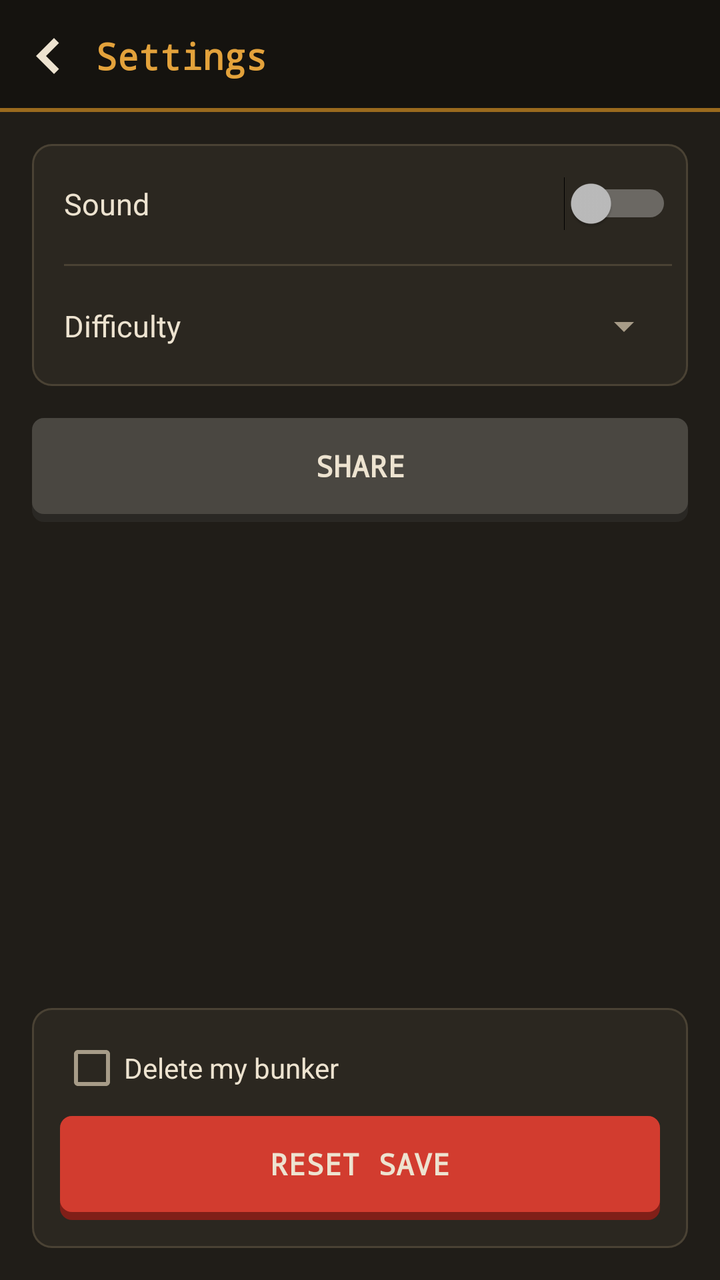
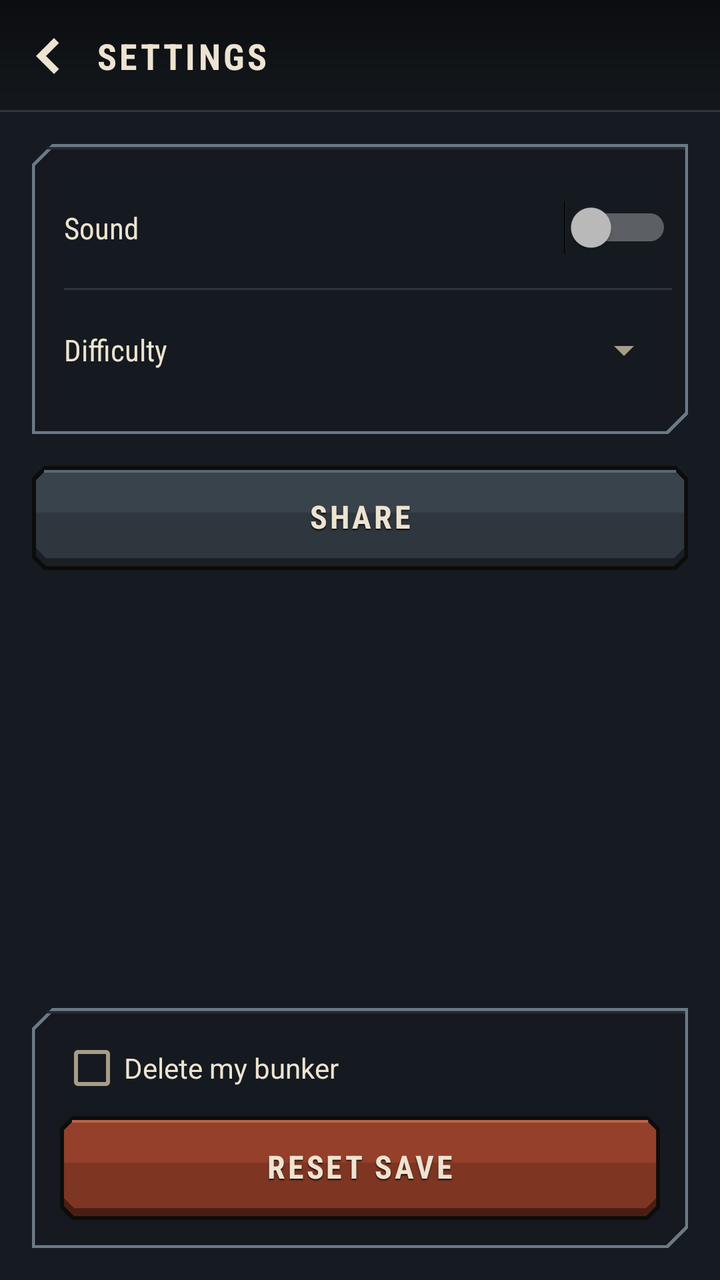

Compare the two renders of this Android layout. The source of the first and the diff that turns it into the second are given below.
<!-- AndroidManifest.xml: application theme Theme.Deepcell -->
<!-- res/layout/activity_settings.xml -->
<?xml version="1.0" encoding="utf-8"?>
<LinearLayout xmlns:android="http://schemas.android.com/apk/res/android"
    android:layout_width="match_parent"
    android:layout_height="match_parent"
    android:fitsSystemWindows="true"
    android:orientation="vertical">

    <RelativeLayout
        android:layout_width="match_parent"
        android:layout_height="56dp"
        android:background="@drawable/bg_hud">

        <ImageButton
            android:id="@+id/settingsBack"
            android:layout_width="48dp"
            android:layout_height="48dp"
            android:layout_alignParentStart="true"
            android:layout_centerVertical="true"
            android:background="@android:color/transparent"
            android:contentDescription="@string/back"
            android:padding="12dp"
            android:scaleType="fitCenter"
            android:src="@drawable/ic_back" />

        <TextView
            style="@style/BunkerHeading"
            android:layout_width="wrap_content"
            android:layout_height="wrap_content"
            android:layout_centerVertical="true"
            android:layout_toEndOf="@id/settingsBack"
            android:text="@string/settings" />
    </RelativeLayout>

    <TableLayout
        android:layout_width="match_parent"
        android:layout_height="wrap_content"
        android:layout_margin="16dp"
        android:background="@drawable/bg_panel"
        android:paddingStart="16dp"
        android:paddingEnd="8dp"
        android:stretchColumns="0">

        <TableRow
            android:gravity="center_vertical"
            android:minHeight="60dp">

            <TextView
                style="@style/BunkerText"
                android:layout_width="wrap_content"
                android:layout_height="wrap_content"
                android:text="@string/sound" />

            <Switch
                android:id="@+id/soundSwitch"
                android:layout_width="wrap_content"
                android:layout_height="wrap_content"
                android:layout_gravity="end|center_vertical" />
        </TableRow>

        <View
            android:layout_height="1dp"
            android:background="@color/panel_line" />

        <TableRow
            android:gravity="center_vertical"
            android:minHeight="60dp">

            <TextView
                style="@style/BunkerText"
                android:layout_width="wrap_content"
                android:layout_height="wrap_content"
                android:text="@string/difficulty" />

            <Spinner
                android:id="@+id/difficultySpinner"
                android:layout_width="wrap_content"
                android:layout_height="wrap_content"
                android:layout_gravity="end|center_vertical" />
        </TableRow>
    </TableLayout>

    <Button
        android:id="@+id/shareButton"
        style="@style/BunkerButton.Dark"
        android:layout_width="match_parent"
        android:layout_height="wrap_content"
        android:layout_marginStart="16dp"
        android:layout_marginEnd="16dp"
        android:text="@string/share" />

    <View
        android:layout_width="match_parent"
        android:layout_height="0dp"
        android:layout_weight="1" />

    <LinearLayout
        android:layout_width="match_parent"
        android:layout_height="wrap_content"
        android:layout_margin="16dp"
        android:background="@drawable/bg_panel"
        android:orientation="vertical"
        android:padding="14dp">

        <CheckBox
            android:id="@+id/resetConfirm"
            android:layout_width="wrap_content"
            android:layout_height="wrap_content"
            android:text="@string/reset_confirm"
            android:textColor="@color/text_main" />

        <Button
            android:id="@+id/resetButton"
            style="@style/BunkerButton.Danger"
            android:layout_width="match_parent"
            android:layout_height="wrap_content"
            android:layout_marginTop="8dp"
            android:text="@string/reset_save" />
    </LinearLayout>
</LinearLayout>
<!-- resources referenced by this layout -->
<resources>
  <color name="panel_line">#FF4A4234</color>
  <!-- drawable bg_hud (drawable) -->
  <?xml version="1.0" encoding="utf-8"?>
  <layer-list xmlns:android="http://schemas.android.com/apk/res/android">
      <item><shape><solid android:color="@color/amber_dark" /></shape></item>
      <item android:bottom="2dp"><shape><solid android:color="@color/soot" /></shape></item>
  </layer-list>
  <!-- drawable bg_panel (drawable) -->
  <?xml version="1.0" encoding="utf-8"?>
  <layer-list xmlns:android="http://schemas.android.com/apk/res/android">
      <item><shape><solid android:color="@color/panel_line" /><corners android:radius="10dp" /></shape></item>
      <item android:left="1dp" android:top="1dp" android:right="1dp" android:bottom="1dp">
          <shape><solid android:color="@color/panel" /><corners android:radius="9dp" /></shape>
      </item>
  </layer-list>
  <style name="BunkerButton.Dark">
          <item name="android:background">@drawable/bg_button_dark</item>
          <item name="android:textColor">@color/text_main</item>
      </style>
  <style name="BunkerHeading">
          <item name="android:textColor">@color/amber</item>
          <item name="android:textSize">18sp</item>
          <item name="android:textStyle">bold</item>
          <item name="android:fontFamily">monospace</item>
      </style>
  <style name="BunkerText">
          <item name="android:textColor">@color/text_main</item>
          <item name="android:textSize">15sp</item>
      </style>
  <style name="Theme.Deepcell" parent="Theme.AppCompat.NoActionBar">
          <item name="colorPrimary">@color/rust</item>
          <item name="colorPrimaryDark">@color/soot</item>
          <item name="colorAccent">@color/amber</item>
          <item name="colorControlNormal">@color/text_dim</item>
          <item name="android:windowBackground">@color/bunker_wall</item>
          <item name="android:textColorPrimary">@color/text_main</item>
          <item name="android:textColorSecondary">@color/text_dim</item>
          <item name="android:statusBarColor">@color/soot</item>
          <item name="buttonStyle">@style/BunkerButton</item>
      </style>
  <color name="amber_dark">#FF9A6A1E</color>
  <color name="panel">#FF2B2720</color>
  <!-- drawable bg_button_danger (drawable) -->
  <?xml version="1.0" encoding="utf-8"?>
  <selector xmlns:android="http://schemas.android.com/apk/res/android">
      <item android:state_enabled="false">
          <layer-list>
              <item android:top="0dp"><shape><solid android:color="#FF26241F" /><corners android:radius="6dp" /></shape></item>
              <item android:top="0dp" android:bottom="4dp"><shape><solid android:color="#FF34322E" /><corners android:radius="6dp" /></shape></item>
          </layer-list>
      </item>
      <item android:state_pressed="true">
          <layer-list>
              <item android:top="1dp"><shape><solid android:color="#FF601A14" /><corners android:radius="6dp" /></shape></item>
              <item android:top="1dp" android:bottom="1dp"><shape><solid android:color="#FF9A2A20" /><corners android:radius="6dp" /></shape></item>
          </layer-list>
      </item>
      <item>
          <layer-list>
              <item android:top="0dp"><shape><solid android:color="#FF801F18" /><corners android:radius="6dp" /></shape></item>
              <item android:top="0dp" android:bottom="4dp"><shape><solid android:color="@color/alarm_red" /><corners android:radius="6dp" /></shape></item>
          </layer-list>
      </item>
  </selector>
  <!-- drawable bg_button_dark (drawable) -->
  <?xml version="1.0" encoding="utf-8"?>
  <selector xmlns:android="http://schemas.android.com/apk/res/android">
      <item android:state_enabled="false">
          <layer-list>
              <item android:top="0dp"><shape><solid android:color="#FF26241F" /><corners android:radius="6dp" /></shape></item>
              <item android:top="0dp" android:bottom="4dp"><shape><solid android:color="#FF34322E" /><corners android:radius="6dp" /></shape></item>
          </layer-list>
      </item>
      <item android:state_pressed="true">
          <layer-list>
              <item android:top="1dp"><shape><solid android:color="#FF2A2824" /><corners android:radius="6dp" /></shape></item>
              <item android:top="1dp" android:bottom="1dp"><shape><solid android:color="@color/steel_dark" /><corners android:radius="6dp" /></shape></item>
          </layer-list>
      </item>
      <item>
          <layer-list>
              <item android:top="0dp"><shape><solid android:color="#FF2A2824" /><corners android:radius="6dp" /></shape></item>
              <item android:top="0dp" android:bottom="4dp"><shape><solid android:color="#FF4A4741" /><corners android:radius="6dp" /></shape></item>
          </layer-list>
      </item>
  </selector>
  <color name="bunker_wall">#FF201D18</color>
  <style name="BunkerButton" parent="Widget.AppCompat.Button">
          <item name="android:background">@drawable/bg_button</item>
          <item name="android:textColor">@color/text_on_amber</item>
          <item name="android:textStyle">bold</item>
          <item name="android:fontFamily">monospace</item>
          <item name="android:textSize">15sp</item>
          <item name="android:minHeight">52dp</item>
          <item name="android:paddingBottom">4dp</item>
          <item name="android:stateListAnimator">@null</item>
      </style>
  <color name="alarm_red">#FFD23C2F</color>
  <color name="steel_dark">#FF5A5852</color>
  <!-- drawable bg_button (drawable) -->
  <?xml version="1.0" encoding="utf-8"?>
  <selector xmlns:android="http://schemas.android.com/apk/res/android">
      <item android:state_enabled="false">
          <layer-list>
              <item android:top="0dp"><shape><solid android:color="#FF3E3C38" /><corners android:radius="6dp" /></shape></item>
              <item android:top="0dp" android:bottom="4dp"><shape><solid android:color="@color/steel_dark" /><corners android:radius="6dp" /></shape></item>
          </layer-list>
      </item>
      <item android:state_pressed="true">
          <layer-list>
              <item android:top="1dp"><shape><solid android:color="#FF6E4A14" /><corners android:radius="6dp" /></shape></item>
              <item android:top="1dp" android:bottom="1dp"><shape><solid android:color="@color/amber_dark" /><corners android:radius="6dp" /></shape></item>
          </layer-list>
      </item>
      <item>
          <layer-list>
              <item android:top="0dp"><shape><solid android:color="@color/amber_dark" /><corners android:radius="6dp" /></shape></item>
              <item android:top="0dp" android:bottom="4dp"><shape><solid android:color="@color/amber" /><corners android:radius="6dp" /></shape></item>
          </layer-list>
      </item>
  </selector>
  <color name="text_on_amber">#FF1E1A12</color>
  <!-- unchanged entries left out for length: 14 -->
</resources>

<!-- the commit's change to res/layout/activity_settings.xml (unified diff, before → after) -->
@@ -35,7 +35,7 @@
         android:layout_width="match_parent"
         android:layout_height="wrap_content"
         android:layout_margin="16dp"
-        android:background="@drawable/bg_panel"
+        android:background="@drawable/np_panel"
         android:paddingStart="16dp"
         android:paddingEnd="8dp"
         android:stretchColumns="0">
@@ -59,7 +59,7 @@
 
         <View
             android:layout_height="1dp"
-            android:background="@color/panel_line" />
+            android:background="#338FA3B0" />
 
         <TableRow
             android:gravity="center_vertical"
@@ -97,7 +97,7 @@
         android:layout_width="match_parent"
         android:layout_height="wrap_content"
         android:layout_margin="16dp"
-        android:background="@drawable/bg_panel"
+        android:background="@drawable/np_panel"
         android:orientation="vertical"
         android:padding="14dp">
 
<!-- resource entries referenced after the edit -->
@@ -1,127 +1,84 @@
 <!-- resources referenced by this layout -->
 <resources>
-  <color name="panel_line">#FF4A4234</color>
   <!-- drawable bg_hud (drawable) -->
   <?xml version="1.0" encoding="utf-8"?>
   <layer-list xmlns:android="http://schemas.android.com/apk/res/android">
-      <item><shape><solid android:color="@color/amber_dark" /></shape></item>
-      <item android:bottom="2dp"><shape><solid android:color="@color/soot" /></shape></item>
-  </layer-list>
-  <!-- drawable bg_panel (drawable) -->
-  <?xml version="1.0" encoding="utf-8"?>
-  <layer-list xmlns:android="http://schemas.android.com/apk/res/android">
-      <item><shape><solid android:color="@color/panel_line" /><corners android:radius="10dp" /></shape></item>
-      <item android:left="1dp" android:top="1dp" android:right="1dp" android:bottom="1dp">
-          <shape><solid android:color="@color/panel" /><corners android:radius="9dp" /></shape>
+      <item><shape><solid android:color="#338FA3B0" /></shape></item>
+      <item android:bottom="1dp">
+          <shape><gradient android:angle="270" android:startColor="#FF0B0D10" android:endColor="#FF14181C" /></shape>
       </item>
   </layer-list>
+  <!-- drawable np_panel: png bitmap (drawable-xxhdpi, 1741 bytes) -->
   <style name="BunkerButton.Dark">
           <item name="android:background">@drawable/bg_button_dark</item>
-          <item name="android:textColor">@color/text_main</item>
       </style>
   <style name="BunkerHeading">
-          <item name="android:textColor">@color/amber</item>
+          <item name="android:textColor">@color/text_main</item>
+          <item name="android:textAllCaps">true</item>
+          <item name="android:letterSpacing">0.08</item>
           <item name="android:textSize">18sp</item>
           <item name="android:textStyle">bold</item>
-          <item name="android:fontFamily">monospace</item>
+          <item name="android:fontFamily">sans-serif-condensed</item>
       </style>
   <style name="BunkerText">
           <item name="android:textColor">@color/text_main</item>
           <item name="android:textSize">15sp</item>
+          <item name="android:fontFamily">sans-serif-condensed</item>
       </style>
   <style name="Theme.Deepcell" parent="Theme.AppCompat.NoActionBar">
           <item name="colorPrimary">@color/rust</item>
           <item name="colorPrimaryDark">@color/soot</item>
           <item name="colorAccent">@color/amber</item>
           <item name="colorControlNormal">@color/text_dim</item>
-          <item name="android:windowBackground">@color/bunker_wall</item>
+          <item name="android:windowBackground">@color/slate</item>
           <item name="android:textColorPrimary">@color/text_main</item>
           <item name="android:textColorSecondary">@color/text_dim</item>
-          <item name="android:statusBarColor">@color/soot</item>
+          <item name="android:statusBarColor">#FF0B0D10</item>
           <item name="buttonStyle">@style/BunkerButton</item>
       </style>
-  <color name="amber_dark">#FF9A6A1E</color>
-  <color name="panel">#FF2B2720</color>
   <!-- drawable bg_button_danger (drawable) -->
   <?xml version="1.0" encoding="utf-8"?>
   <selector xmlns:android="http://schemas.android.com/apk/res/android">
-      <item android:state_enabled="false">
-          <layer-list>
-              <item android:top="0dp"><shape><solid android:color="#FF26241F" /><corners android:radius="6dp" /></shape></item>
-              <item android:top="0dp" android:bottom="4dp"><shape><solid android:color="#FF34322E" /><corners android:radius="6dp" /></shape></item>
-          </layer-list>
-      </item>
-      <item android:state_pressed="true">
-          <layer-list>
-              <item android:top="1dp"><shape><solid android:color="#FF601A14" /><corners android:radius="6dp" /></shape></item>
-              <item android:top="1dp" android:bottom="1dp"><shape><solid android:color="#FF9A2A20" /><corners android:radius="6dp" /></shape></item>
-          </layer-list>
-      </item>
-      <item>
-          <layer-list>
-              <item android:top="0dp"><shape><solid android:color="#FF801F18" /><corners android:radius="6dp" /></shape></item>
-              <item android:top="0dp" android:bottom="4dp"><shape><solid android:color="@color/alarm_red" /><corners android:radius="6dp" /></shape></item>
-          </layer-list>
-      </item>
+      <item android:state_enabled="false" android:drawable="@drawable/np_chip_off" />
+      <item android:state_pressed="true" android:drawable="@drawable/np_chip_danger_pressed" />
+      <item android:drawable="@drawable/np_chip_danger" />
   </selector>
   <!-- drawable bg_button_dark (drawable) -->
   <?xml version="1.0" encoding="utf-8"?>
   <selector xmlns:android="http://schemas.android.com/apk/res/android">
-      <item android:state_enabled="false">
-          <layer-list>
-              <item android:top="0dp"><shape><solid android:color="#FF26241F" /><corners android:radius="6dp" /></shape></item>
-              <item android:top="0dp" android:bottom="4dp"><shape><solid android:color="#FF34322E" /><corners android:radius="6dp" /></shape></item>
-          </layer-list>
-      </item>
-      <item android:state_pressed="true">
-          <layer-list>
-              <item android:top="1dp"><shape><solid android:color="#FF2A2824" /><corners android:radius="6dp" /></shape></item>
-              <item android:top="1dp" android:bottom="1dp"><shape><solid android:color="@color/steel_dark" /><corners android:radius="6dp" /></shape></item>
-          </layer-list>
-      </item>
-      <item>
-          <layer-list>
-              <item android:top="0dp"><shape><solid android:color="#FF2A2824" /><corners android:radius="6dp" /></shape></item>
-              <item android:top="0dp" android:bottom="4dp"><shape><solid android:color="#FF4A4741" /><corners android:radius="6dp" /></shape></item>
-          </layer-list>
-      </item>
+      <item android:state_enabled="false" android:drawable="@drawable/np_chip_off" />
+      <item android:state_pressed="true" android:drawable="@drawable/np_chip_dark_pressed" />
+      <item android:drawable="@drawable/np_chip_dark" />
   </selector>
-  <color name="bunker_wall">#FF201D18</color>
+  <color name="slate">#FF161B21</color>
   <style name="BunkerButton" parent="Widget.AppCompat.Button">
           <item name="android:background">@drawable/bg_button</item>
-          <item name="android:textColor">@color/text_on_amber</item>
+          <item name="android:textColor">@color/text_main</item>
           <item name="android:textStyle">bold</item>
-          <item name="android:fontFamily">monospace</item>
-          <item name="android:textSize">15sp</item>
+          <item name="android:fontFamily">sans-serif-condensed</item>
+          <item name="android:textSize">16sp</item>
+          <item name="android:textAllCaps">true</item>
+          <item name="android:letterSpacing">0.08</item>
+          <item name="android:shadowColor">#CC000000</item>
+          <item name="android:shadowDy">2</item>
+          <item name="android:shadowRadius">1</item>
           <item name="android:minHeight">52dp</item>
-          <item name="android:paddingBottom">4dp</item>
           <item name="android:stateListAnimator">@null</item>
       </style>
-  <color name="alarm_red">#FFD23C2F</color>
-  <color name="steel_dark">#FF5A5852</color>
+  <!-- drawable np_chip_off: png bitmap (drawable-xxhdpi, 1638 bytes) -->
+  <!-- drawable np_chip_danger_pressed: png bitmap (drawable-xxhdpi, 1792 bytes) -->
+  <!-- drawable np_chip_danger: png bitmap (drawable-xxhdpi, 1861 bytes) -->
+  <!-- drawable np_chip_dark_pressed: png bitmap (drawable-xxhdpi, 1706 bytes) -->
+  <!-- drawable np_chip_dark: png bitmap (drawable-xxhdpi, 1766 bytes) -->
   <!-- drawable bg_button (drawable) -->
   <?xml version="1.0" encoding="utf-8"?>
   <selector xmlns:android="http://schemas.android.com/apk/res/android">
-      <item android:state_enabled="false">
-          <layer-list>
-              <item android:top="0dp"><shape><solid android:color="#FF3E3C38" /><corners android:radius="6dp" /></shape></item>
-              <item android:top="0dp" android:bottom="4dp"><shape><solid android:color="@color/steel_dark" /><corners android:radius="6dp" /></shape></item>
-          </layer-list>
-      </item>
-      <item android:state_pressed="true">
-          <layer-list>
-              <item android:top="1dp"><shape><solid android:color="#FF6E4A14" /><corners android:radius="6dp" /></shape></item>
-              <item android:top="1dp" android:bottom="1dp"><shape><solid android:color="@color/amber_dark" /><corners android:radius="6dp" /></shape></item>
-          </layer-list>
-      </item>
-      <item>
-          <layer-list>
-              <item android:top="0dp"><shape><solid android:color="@color/amber_dark" /><corners android:radius="6dp" /></shape></item>
-              <item android:top="0dp" android:bottom="4dp"><shape><solid android:color="@color/amber" /><corners android:radius="6dp" /></shape></item>
-          </layer-list>
-      </item>
+      <item android:state_enabled="false" android:drawable="@drawable/np_chip_off" />
+      <item android:state_pressed="true" android:drawable="@drawable/np_chip_pressed" />
+      <item android:drawable="@drawable/np_chip" />
   </selector>
-  <color name="text_on_amber">#FF1E1A12</color>
+  <!-- drawable np_chip_pressed: png bitmap (drawable-xxhdpi, 1782 bytes) -->
+  <!-- drawable np_chip: png bitmap (drawable-xxhdpi, 1892 bytes) -->
   <!-- unchanged entries left out for length: 14 -->
 </resources>
 
